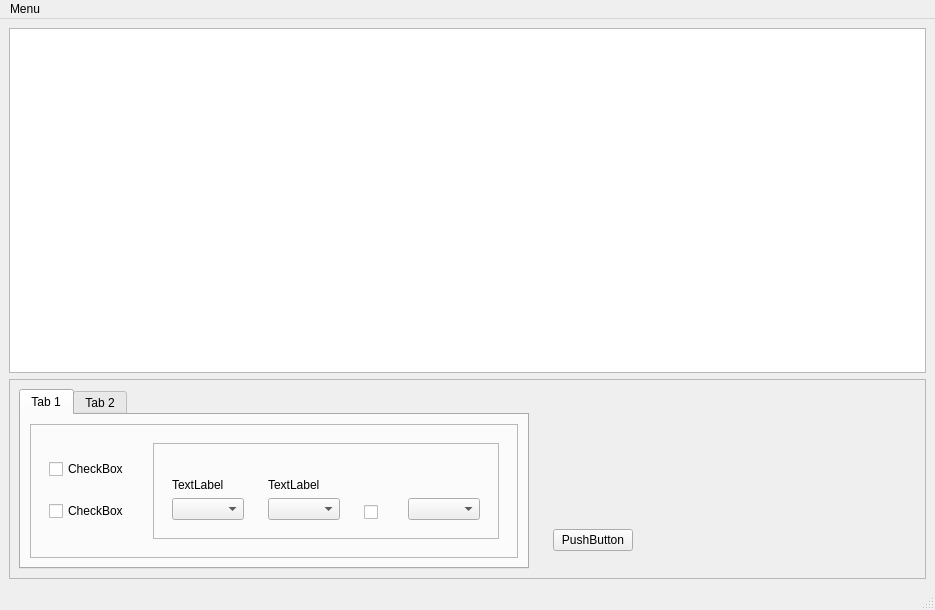
The window that gui.ui (nuxster/ASKUE) describes before a commit, drawn with Qt 5.
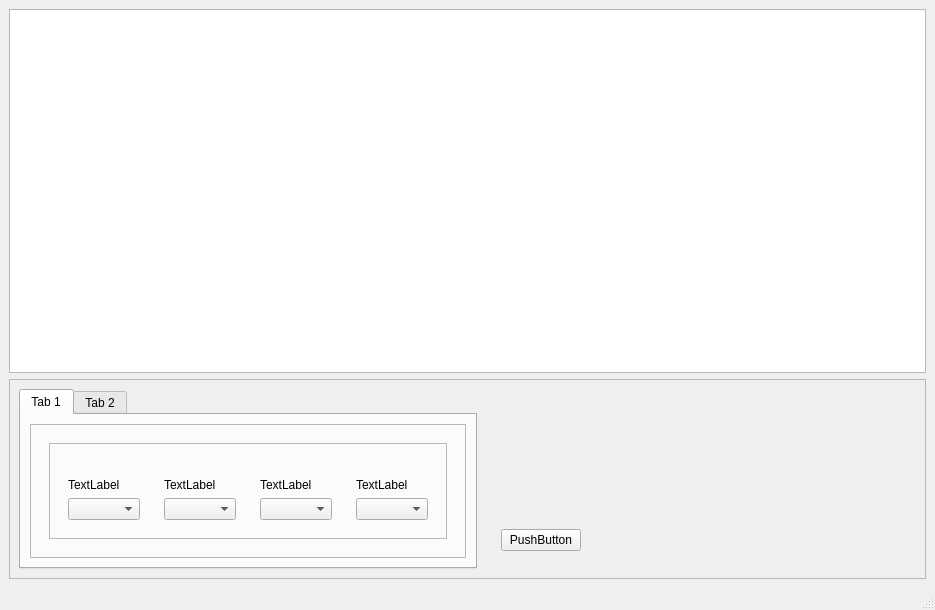
The same window after the commit.

```diff
--- a/gui.ui
+++ b/gui.ui
@@ -74,38 +74,6 @@
               <enum>QFrame::Raised</enum>
              </property>
              <layout class="QHBoxLayout" name="horizontalLayout_4">
-              <item>
-               <widget class="QFrame" name="frame_2">
-                <property name="sizePolicy">
-                 <sizepolicy hsizetype="Preferred" vsizetype="Preferred">
-                  <horstretch>0</horstretch>
-                  <verstretch>0</verstretch>
-                 </sizepolicy>
-                </property>
-                <property name="frameShape">
-                 <enum>QFrame::NoFrame</enum>
-                </property>
-                <property name="frameShadow">
-                 <enum>QFrame::Raised</enum>
-                </property>
-                <layout class="QVBoxLayout" name="verticalLayout_4">
-                 <item>
-                  <widget class="QCheckBox" name="chbx_for_all_bad_joining">
-                   <property name="text">
-                    <string>CheckBox</string>
-                   </property>
-                  </widget>
-                 </item>
-                 <item>
-                  <widget class="QCheckBox" name="chbx_for_all_joining">
-                   <property name="text">
-                    <string>CheckBox</string>
-                   </property>
-                  </widget>
-                 </item>
-                </layout>
-               </widget>
-              </item>
               <item>
                <widget class="QFrame" name="frame_3">
                 <property name="sizePolicy">
@@ -130,6 +98,41 @@
                     <enum>QFrame::Raised</enum>
                    </property>
                    <layout class="QHBoxLayout" name="horizontalLayout_7">
+                    <item>
+                     <widget class="QFrame" name="frame_12">
+                      <property name="frameShape">
+                       <enum>QFrame::NoFrame</enum>
+                      </property>
+                      <property name="frameShadow">
+                       <enum>QFrame::Raised</enum>
+                      </property>
+                      <layout class="QVBoxLayout" name="verticalLayout_8">
+                       <item>
+                        <spacer name="verticalSpacer_6">
+                         <property name="orientation">
+                          <enum>Qt::Vertical</enum>
+                         </property>
+                         <property name="sizeHint" stdset="0">
+                          <size>
+                           <width>20</width>
+                           <height>40</height>
+                          </size>
+                         </property>
+                        </spacer>
+                       </item>
+                       <item>
+                        <widget class="QLabel" name="connectionType_label">
+                         <property name="text">
+                          <string>TextLabel</string>
+                         </property>
+                        </widget>
+                       </item>
+                       <item>
+                        <widget class="QComboBox" name="comboBox_connection_type"/>
+                       </item>
+                      </layout>
+                     </widget>
+                    </item>
                     <item>
                      <widget class="QFrame" name="frame_4">
                       <property name="enabled">
@@ -201,39 +204,7 @@
                         </widget>
                        </item>
                        <item>
-                        <widget class="QComboBox" name="comboBox_2"/>
-                       </item>
-                      </layout>
-                     </widget>
-                    </item>
-                    <item>
-                     <widget class="QFrame" name="frame_6">
-                      <property name="frameShape">
-                       <enum>QFrame::NoFrame</enum>
-                      </property>
-                      <property name="frameShadow">
-                       <enum>QFrame::Raised</enum>
-                      </property>
-                      <layout class="QVBoxLayout" name="verticalLayout_8">
-                       <item>
-                        <spacer name="verticalSpacer_2">
-                         <property name="orientation">
-                          <enum>Qt::Vertical</enum>
-                         </property>
-                         <property name="sizeHint" stdset="0">
-                          <size>
-                           <width>20</width>
-                           <height>31</height>
-                          </size>
-                         </property>
-                        </spacer>
-                       </item>
-                       <item>
-                        <widget class="QCheckBox" name="checkBox_3">
-                         <property name="text">
-                          <string/>
-                         </property>
-                        </widget>
+                        <widget class="QComboBox" name="endPeriod_comboBox"/>
                        </item>
                       </layout>
                      </widget>
@@ -260,6 +231,13 @@
                          </property>
                         </spacer>
                        </item>
+                       <item>
+                        <widget class="QLabel" name="selectFlag_label">
+                         <property name="text">
+                          <string>TextLabel</string>
+                         </property>
+                        </widget>
+                       </item>
                        <item>
                         <widget class="QComboBox" name="comboBox_select_flag"/>
                        </item>
@@ -361,12 +339,6 @@
      <height>22</height>
     </rect>
    </property>
-   <widget class="QMenu" name="menuMenu">
-    <property name="title">
-     <string>Menu</string>
-    </property>
-   </widget>
-   <addaction name="menuMenu"/>
   </widget>
   <widget class="QStatusBar" name="statusbar"/>
  </widget>
```
Left out of the diff: 4 changed lines with no effect on the pictures.
